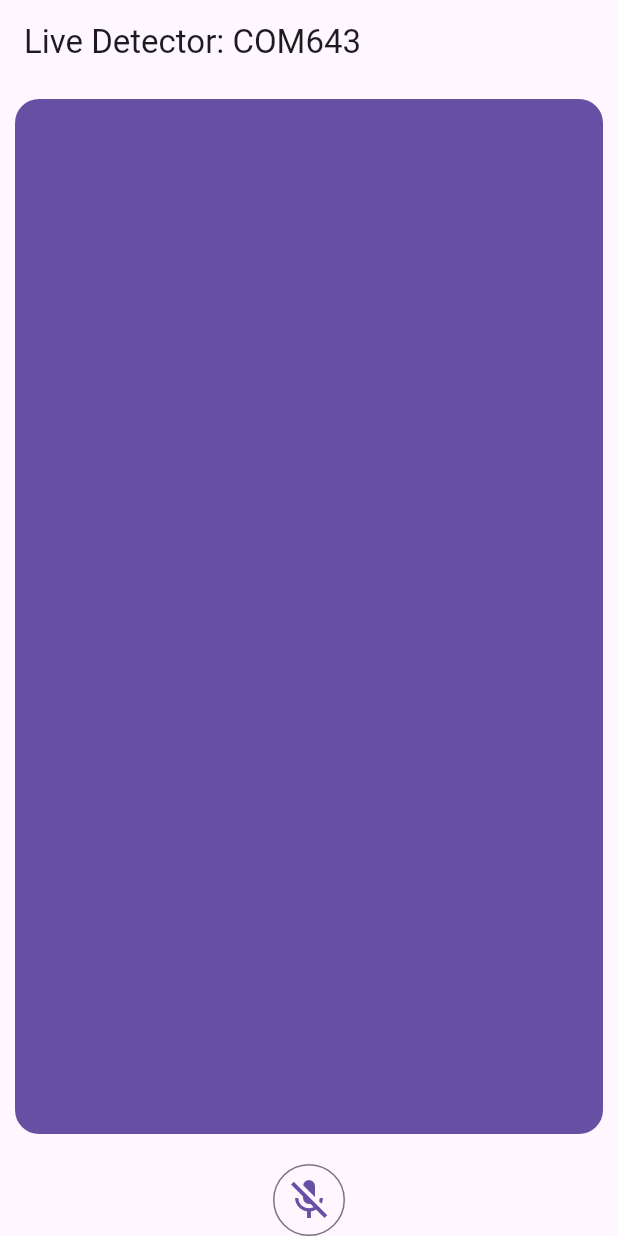
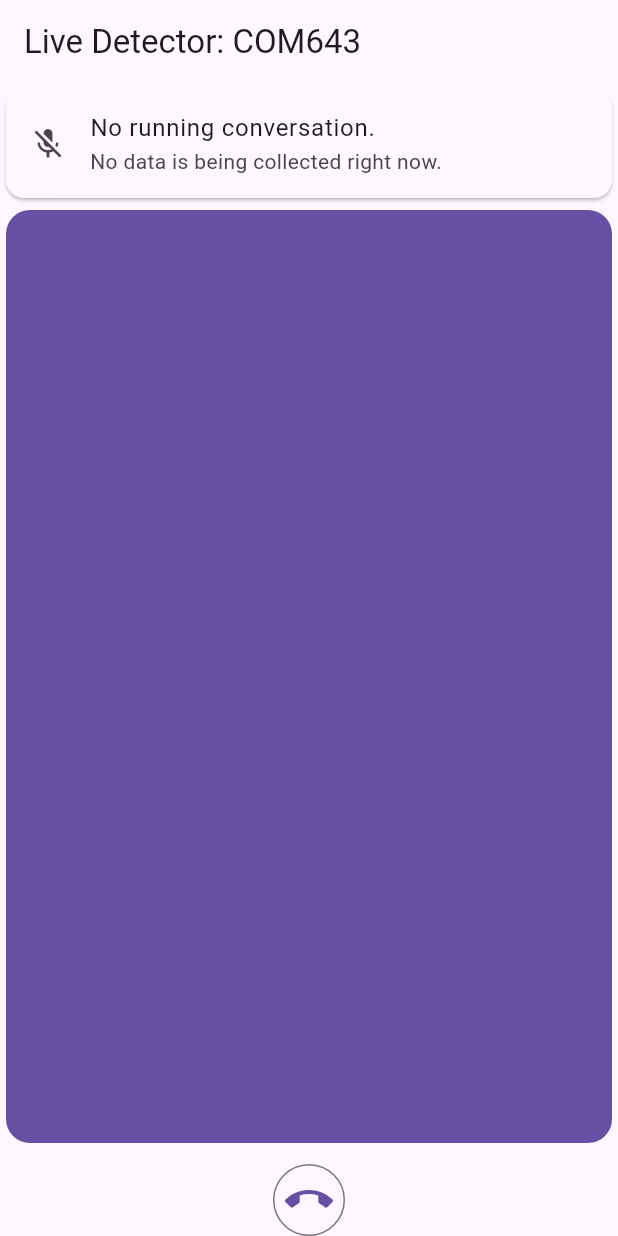
Before and after one commit to rtafurthgarcia/COM643-LiveDetection, a Flutter app: the screen it shows after launch, on a phone screen of 412 x 824 dp. Run offline on Flutter 3.47's test engine with Material 3 defaults, Android fonts, the phone set to English and light mode, and no system bars; missing offline and left inert: cheetah_flutter, flutter_voice_processor, openai_dart.

Commit message:
Rewrote the new llm provider. Make sure to apply some throttling mecahnisms not to overload my LLM. Show a warning message that needs improvement ofc

```diff
--- a/liveprotector/lib/main.dart
+++ b/liveprotector/lib/main.dart
@@ -1,4 +1,3 @@
-import 'package:dart_openai/dart_openai.dart';
 import 'package:flutter/material.dart';
 import 'package:liveprotector/llm_provider.dart';
 import 'package:liveprotector/transcription_provider.dart';
@@ -18,11 +17,11 @@ void main() {
         ),
         ChangeNotifierProxyProvider<TranscriptionProvider, LLMProvider>(
           update: (context, transcriptionProvider, llmProvider) {
-            llmProvider!.verifyNewChunkOfConversation(transcriptionProvider.transcriptText);
+            llmProvider!.verifyTranscript(transcriptionProvider.transcriptText);
             return llmProvider;
           },
           create: (BuildContext context) => LLMProvider(
-            baseUrl: "http://127.0.0.1:1234/v1",
+            baseUrl: "http://10.26.74.55:1234/v1",
             systemMessage: "Your function is to identify scams and phishing attempts happening per phone."
               "You are to protect employee from voice scammers, phishing attempts as voice phishing."
               "The scenario presented to you may be very diverse, and not all conversations have malicious content in them."
@@ -79,6 +78,7 @@ class _PageState extends State<Page> {
           child: Column(
             mainAxisAlignment: MainAxisAlignment.spaceBetween,
             children: [
+              buildRunningAnalysisCard(context),
               buildCheetahTextArea(context),
               buildErrorMessage(context),
               buildStartButton(context),
@@ -89,19 +89,57 @@ class _PageState extends State<Page> {
     );
   }
 
+  buildRunningAnalysisCard(BuildContext context) {
+    return Consumer2<TranscriptionProvider, LLMProvider>(
+      builder: (context, transcriptionProvider, llmProvider, child) {
+        return Card(
+          color: llmProvider.warningTriggered ?
+            Theme.of(context).colorScheme.onError :
+            Theme.of(context).cardColor,
+          child: Column(
+            mainAxisSize: MainAxisSize.min,
+            children: <Widget>[
+              llmProvider.warningTriggered ? ListTile(
+                textColor: Theme.of(context).colorScheme.onErrorContainer,
+                tileColor: Theme.of(context).colorScheme.onErrorContainer,
+                leading: const Icon(Icons.warning_amber),
+                title: Text('THIS CALL HAS BEEN IDENTIFIED AS DANGEROUS. HANG UP NOW'),
+                subtitle: Text(llmProvider.warningMessage ?? 'NO REASON HAS BEEN GIVEN FOR THE DANGEROSITY OF THIS CALL.'),
+              ) : ListTile(
+                leading: Icon(transcriptionProvider.isProcessing ? Icons.shield : Icons.mic_off),
+                title: Text(transcriptionProvider.isProcessing ? 'Your call is being analysed and protected in real-time.' : 'No running conversation.'),
+                subtitle: Text(transcriptionProvider.isProcessing ? 'Your conversations are analysed on-premise only.' : 'No data is being collected right now.'),
+              ),
+              transcriptionProvider.isProcessing
+              && llmProvider.warningTriggered ? Row(
+                mainAxisAlignment: MainAxisAlignment.end,
+                children: <Widget>[
+                  TextButton(
+                    child: const Text('END THE CALL NOW'),
+                    onPressed: () => transcriptionProvider.stopProcessing()
+                  ),
+                ],
+              ) : SizedBox.shrink(),
+            ],
+          ),
+        );
+      }
+    );
+  }
+
   buildStartButton(BuildContext context) {
     return Consumer<TranscriptionProvider>(
       builder: (context, provider, child) {
         return IconButton.outlined(
           color: Theme.of(context).primaryColor,
           iconSize: 32,
-          onPressed: () => provider.error != null
+          onPressed: () => provider.exception != null
             ? null
             : provider.isProcessing
             ? provider.stopProcessing()
             : provider.startProcessing(),
           icon: Icon(
-            provider.isProcessing ? Icons.mic_sharp : Icons.mic_off_sharp,
+            provider.isProcessing ? Icons.call : Icons.call_end,
           ),
         );
       },
@@ -117,7 +155,7 @@ class _PageState extends State<Page> {
           borderRadius: BorderRadius.circular(16),
           color: Theme.of(context).primaryColor,
         ),
-        margin: EdgeInsets.all(10),
+        margin: EdgeInsets.all(4.0),
         child: SingleChildScrollView(
           controller: _controller,
           scrollDirection: Axis.vertical,
@@ -144,7 +182,7 @@ class _PageState extends State<Page> {
 
   buildErrorMessage(BuildContext context) {
     return Selector<TranscriptionProvider, Exception?>(
-      selector: (_, provider) => provider.error,
+      selector: (_, provider) => provider.exception,
       builder: (context, error, child) {
         return Expanded(
           flex: error != null ? 2 : 0,
--- a/liveprotector/lib/transcription_provider.dart
+++ b/liveprotector/lib/transcription_provider.dart
@@ -10,8 +10,8 @@ class TranscriptionProvider with ChangeNotifier {
 
   final String _modelPath;
 
-  Exception? _error;
-  Exception? get error => _error;
+  Exception? _exception;
+  Exception? get exception => _exception;
 
   bool _isProcessing = false;
   bool get isProcessing => _isProcessing;
@@ -51,7 +51,7 @@ class TranscriptionProvider with ChangeNotifier {
   }
 
   void _errorCallback(CheetahException error) {
-    _error = error;
+    _exception = error;
     notifyListeners();
   }
 
--- /dev/null
+++ b/liveprotector/lib/warning_message.dart
@@ -0,0 +1,13 @@
+class WarningMessage {
+  final bool warning;
+  final String reason;
+
+  WarningMessage({required this.warning, required this.reason});
+
+  factory WarningMessage.fromJson(Map<String, dynamic> json) {
+    return WarningMessage(
+      warning: json['warning'] as bool,
+      reason: json['reason'] as String
+    );
+  }
+}
--- a/liveprotector/pubspec.yaml
+++ b/liveprotector/pubspec.yaml
@@ -12,9 +12,9 @@ dependencies:
   cheetah_flutter: ^2.1.0
   flutter_voice_processor: ^1.1.2
   collection: ^1.19.1
-  dart_openai: ^5.1.0
   provider: ^6.1.2
   shared_preferences: ^2.5.2
+  openai_dart: ^0.4.5
 
 dev_dependencies:
   flutter_test:
```
Also changed, not shown: liveprotector/lib/llm_provider.dart (+75 -45 lines).
